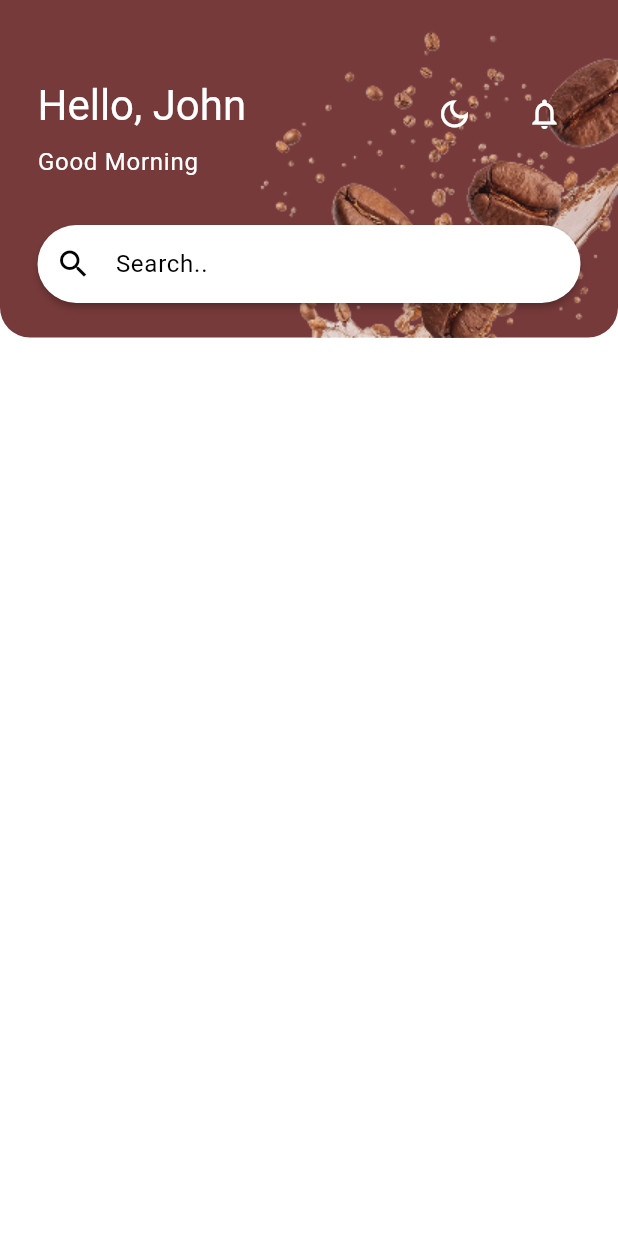
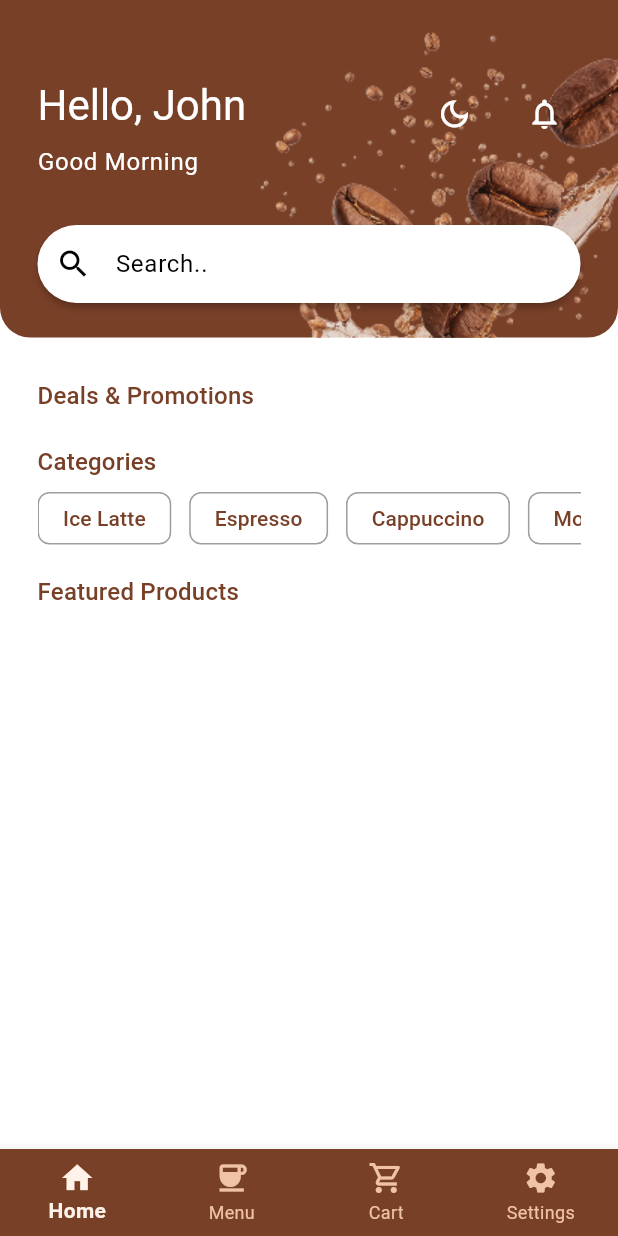
Before and after one commit to Sihas01/coffee-app, a Flutter app: the screen it shows after launch, on a phone screen of 412 x 824 dp. Run offline on Flutter 3.47's test engine with Material 3 defaults, Android fonts, the phone set to English and light mode, and no system bars.

Commit message:
Create Custom Chip,TEXT Widgets

```diff
--- a/lib/screens/HomeScreen.dart
+++ b/lib/screens/HomeScreen.dart
@@ -1,5 +1,7 @@
 import 'package:coffee_app/theme/themeProvider.dart';
+import 'package:coffee_app/widget/CustomChip.dart';
 import 'package:coffee_app/widget/CustomTopBar.dart';
+import 'package:coffee_app/widget/titleText.dart';
 import 'package:flutter/material.dart';
 import 'package:provider/provider.dart';
 
@@ -12,7 +14,86 @@ class HomeScreen extends StatelessWidget {
       debugShowCheckedModeBanner: false,
       title: 'Custom AppBar',
       theme: Provider.of<Themeprovider>(context).themeData,
-      home: Scaffold(appBar: CustomTopBar()),
+      home: Scaffold(
+        appBar: CustomTopBar(),
+        body: Padding(
+          padding: const EdgeInsets.only(top: 27, right: 25, left: 25),
+          child: Column(
+            children: [
+              Row(children: [TitleText(title: "Deals & Promotions")]),
+              Padding(
+                padding: const EdgeInsets.only(top: 20),
+                child: Column(
+                  children: [
+                    Row(children: [TitleText(title: "Categories")]),
+
+                    Padding(
+                      padding: const EdgeInsets.only(top: 8),
+                      child: SingleChildScrollView(
+                        scrollDirection: Axis.horizontal,
+                        child: Row(
+                          children: [
+                            Padding(
+                              padding: const EdgeInsets.only(right: 12),
+                              child: CustomChip(label: "Ice Latte"),
+                            ),
+                            Padding(
+                              padding: const EdgeInsets.only(right: 12),
+                              child: CustomChip(label: "Espresso"),
+                            ),
+                            Padding(
+                              padding: const EdgeInsets.only(right: 12),
+                              child: CustomChip(label: "Cappuccino"),
+                            ),
+                            Padding(
+                              padding: const EdgeInsets.only(right: 12),
+                              child: CustomChip(label: "Mochcha"),
+                            ),
+                          ],
+                        ),
+                      ),
+                    ),
+                  ],
+                ),
+              ),
+              Padding(
+                padding: const EdgeInsets.only(top: 20),
+                child: Column(
+                  children: [
+                    Row(children: [TitleText(title: "Featured Products")]),
+                  ],
+                ),
+              ),
+            ],
+          ),
+        ),
+        bottomNavigationBar: BottomNavigationBar(
+          type: BottomNavigationBarType.fixed,
+          backgroundColor: Theme.of(context).colorScheme.background,
+          currentIndex: 0,
+          selectedItemColor: Color.fromARGB(255, 255, 242, 232),
+          unselectedItemColor: Color(0xffEFC3A4),
+          selectedLabelStyle: TextStyle(fontWeight: FontWeight.bold),
+          unselectedLabelStyle: TextStyle(fontWeight: FontWeight.normal),
+          // onTap: (index) {
+          //   setState(() {
+          //     _selectedIndex = index;
+          //   });
+          // },
+          items: const [
+            BottomNavigationBarItem(icon: Icon(Icons.home), label: 'Home'),
+            BottomNavigationBarItem(icon: Icon(Icons.coffee), label: 'Menu'),
+            BottomNavigationBarItem(
+              icon: Icon(Icons.shopping_cart_outlined),
+              label: 'Cart',
+            ),
+            BottomNavigationBarItem(
+              icon: Icon(Icons.settings),
+              label: 'Settings',
+            ),
+          ],
+        ),
+      ),
     );
   }
 }
--- a/lib/theme/theme.dart
+++ b/lib/theme/theme.dart
@@ -2,10 +2,16 @@ import 'package:flutter/material.dart';
 
 ThemeData lightMode = ThemeData(
   brightness: Brightness.light,
-  colorScheme: ColorScheme.light(background: Color(0xff794028)),
+  colorScheme: ColorScheme.light(
+    background: Color(0xff794028),
+    primary: Color(0xff794028),
+  ),
 );
 
 ThemeData darkMode = ThemeData(
   brightness: Brightness.dark,
-  colorScheme: ColorScheme.dark(background: Color.fromARGB(255, 63, 34, 21)),
+  colorScheme: ColorScheme.dark(
+    background: Color.fromARGB(255, 63, 34, 21),
+    primary: Colors.white,
+  ),
 );
--- /dev/null
+++ b/lib/widget/CustomChip.dart
@@ -0,0 +1,27 @@
+import 'package:flutter/material.dart';
+
+class CustomChip extends StatelessWidget {
+  final String label;
+  const CustomChip({super.key, required this.label});
+
+  @override
+  Widget build(BuildContext context) {
+    return Container(
+      padding: EdgeInsets.fromLTRB(16, 6.5, 16, 6.5),
+      decoration: BoxDecoration(
+        border: Border.all(color: Colors.grey, width: 1),
+        borderRadius: BorderRadius.circular(8),
+      ),
+      child: Row(
+        children: [
+          Text(
+            label,
+            style: Theme.of(context).textTheme.labelLarge?.copyWith(
+              color: Theme.of(context).colorScheme.primary,
+            ),
+          ),
+        ],
+      ),
+    );
+  }
+}
--- /dev/null
+++ b/lib/widget/titleText.dart
@@ -0,0 +1,16 @@
+import 'package:flutter/material.dart';
+
+class TitleText extends StatelessWidget {
+  final String title;
+  const TitleText({super.key, required this.title});
+
+  @override
+  Widget build(BuildContext context) {
+    return Text(
+      title,
+      style: Theme.of(context).textTheme.titleMedium?.copyWith(
+        color: Theme.of(context).colorScheme.primary,
+      ),
+    );
+  }
+}
```
